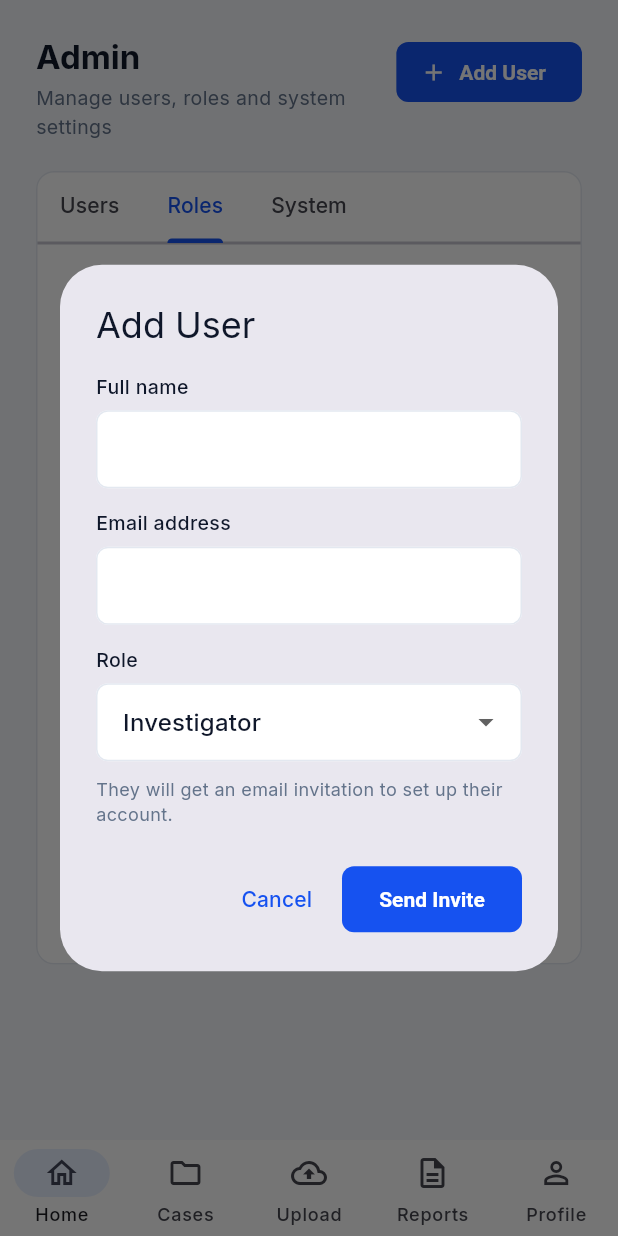
After one commit to Veranzi/proofloop, a Flutter app: the AdminScreen screen opened by its route, tab 2 chosen, after a tap on "Add User", on a phone screen of 412 x 824 dp. The commit adds this screen. Run offline on Flutter 3.47's test engine with Material 3 defaults, Android fonts, the phone set to English and light mode, and no system bars; our stand-ins replace file_picker, go_router, google_fonts; accounts and stored records are empty.

Commit message:
Add admin panel
Users table with role and active/inactive status, per-user actions to change role or deactivate, and an Add User dialog that sends an invite. Roles and System tabs describe permissions and platform settings. The route is admin-only, and the last active admin cannot be demoted or deactivated.

```diff
--- a/frontend/lib/app/router.dart
+++ b/frontend/lib/app/router.dart
@@ -1,6 +1,7 @@
 import 'package:go_router/go_router.dart';
 
 import '../core/auth_service.dart';
+import '../features/admin/admin_screen.dart';
 import '../features/auth/forgot_password_screen.dart';
 import '../features/auth/login_screen.dart';
 import '../features/auth/signup_screen.dart';
@@ -94,6 +95,13 @@ final appRouter = GoRouter(
           path: '/profile',
           builder: (context, state) => const ProfileScreen(),
         ),
+        GoRoute(
+          path: '/admin',
+          // Hidden from the menu for non-admins; the API enforces it too.
+          redirect: (context, state) =>
+              AuthService.instance.isAdmin ? null : '/dashboard',
+          builder: (context, state) => const AdminScreen(),
+        ),
       ],
     ),
   ],
--- /dev/null
+++ b/frontend/lib/features/admin/admin_screen.dart
@@ -0,0 +1,401 @@
+import 'package:flutter/material.dart';
+
+import '../../app/theme.dart';
+import '../../core/mock_repository.dart';
+import '../../core/models.dart';
+import '../../widgets/form_fields.dart';
+import '../../widgets/page_header.dart';
+import '../../widgets/status_chip.dart';
+
+/// Admin console: users, roles and system settings.
+///
+/// API (all under /v1/admin, admin role required): list users (24),
+/// invite (25), change role or disable (27). Admins manage access but do
+/// not see case evidence unless they are a member of that case.
+class AdminScreen extends StatefulWidget {
+  const AdminScreen({super.key});
+
+  @override
+  State<AdminScreen> createState() => _AdminScreenState();
+}
+
+class _AdminScreenState extends State<AdminScreen> {
+  late final List<AppUser> _users =
+      List.of(MockRepository.instance.users());
+
+  Future<void> _addUser() async {
+    final user = await showDialog<AppUser>(
+      context: context,
+      builder: (_) => const _AddUserDialog(),
+    );
+    if (user == null || !mounted) return;
+    setState(() => _users.insert(0, user));
+    ScaffoldMessenger.of(context).showSnackBar(
+      SnackBar(content: Text('Invitation sent to ${user.email}')),
+    );
+  }
+
+  void _replace(AppUser old, AppUser updated) {
+    final i = _users.indexOf(old);
+    if (i >= 0) setState(() => _users[i] = updated);
+  }
+
+  int get _activeAdmins =>
+      _users.where((u) => u.role == UserRole.admin && u.active).length;
+
+  void _setRole(AppUser u, UserRole role) {
+    if (u.role == UserRole.admin && role != UserRole.admin && _activeAdmins == 1) {
+      _lastAdminWarning();
+      return;
+    }
+    _replace(u, _copy(u, role: role));
+  }
+
+  void _toggleActive(AppUser u) {
+    if (u.active && u.role == UserRole.admin && _activeAdmins == 1) {
+      _lastAdminWarning();
+      return;
+    }
+    _replace(u, _copy(u, active: !u.active));
+  }
+
+  void _lastAdminWarning() {
+    ScaffoldMessenger.of(context).showSnackBar(const SnackBar(
+      content: Text('There must always be at least one active admin.'),
+    ));
+  }
+
+  AppUser _copy(AppUser u, {UserRole? role, bool? active}) => AppUser(
+        name: u.name,
+        email: u.email,
+        role: role ?? u.role,
+        active: active ?? u.active,
+        phone: u.phone,
+        jobTitle: u.jobTitle,
+      );
+
+  @override
+  Widget build(BuildContext context) {
+    return SingleChildScrollView(
+      padding: const EdgeInsets.all(24),
+      child: Column(
+        crossAxisAlignment: CrossAxisAlignment.stretch,
+        children: [
+          PageHeader(
+            title: 'Admin',
+            subtitle: 'Manage users, roles and system settings',
+            action: FilledButton.icon(
+              style: FilledButton.styleFrom(minimumSize: const Size(0, 40)),
+              onPressed: _addUser,
+              icon: const Icon(Icons.add, size: 18),
+              label: const Text('Add User'),
+            ),
+          ),
+          SectionCard(
+            padding: EdgeInsets.zero,
+            child: DefaultTabController(
+              length: 3,
+              child: Column(
+                crossAxisAlignment: CrossAxisAlignment.stretch,
+                children: [
+                  const TabBar(
+                    isScrollable: true,
+                    tabAlignment: TabAlignment.start,
+                    tabs: [
+                      Tab(text: 'Users'),
+                      Tab(text: 'Roles'),
+                      Tab(text: 'System'),
+                    ],
+                  ),
+                  const Divider(height: 1),
+                  SizedBox(
+                    height: 480,
+                    child: TabBarView(
+                      children: [
+                        _UsersTab(
+                          users: _users,
+                          onRole: _setRole,
+                          onToggleActive: _toggleActive,
+                        ),
+                        const _RolesTab(),
+                        const _SystemTab(),
+                      ],
+                    ),
+                  ),
+                ],
+              ),
+            ),
+          ),
+        ],
+      ),
+    );
+  }
+}
+
+class _UsersTab extends StatelessWidget {
+  const _UsersTab({
+    required this.users,
+    required this.onRole,
+    required this.onToggleActive,
+  });
+
+  final List<AppUser> users;
+  final void Function(AppUser, UserRole) onRole;
+  final void Function(AppUser) onToggleActive;
+
+  @override
+  Widget build(BuildContext context) {
+    final wide = MediaQuery.sizeOf(context).width >= 900;
+    const header = TextStyle(
+        fontSize: 12,
+        fontWeight: FontWeight.w600,
+        color: AppColors.textSecondary);
+
+    return ListView(
+      padding: const EdgeInsets.all(16),
+      children: [
+        if (wide)
+          Container(
+            color: AppColors.background,
+            padding: const EdgeInsets.symmetric(horizontal: 12, vertical: 10),
+            child: const Row(
+              children: [
+                Expanded(flex: 4, child: Text('Name', style: header)),
+                Expanded(flex: 4, child: Text('Email', style: header)),
+                Expanded(flex: 2, child: Text('Role', style: header)),
+                Expanded(flex: 2, child: Text('Status', style: header)),
+                SizedBox(width: 48, child: Text('Actions', style: header)),
+              ],
+            ),
+          ),
+        for (final u in users)
+          Container(
+            padding: const EdgeInsets.symmetric(horizontal: 12, vertical: 10),
+            decoration: const BoxDecoration(
+              border: Border(bottom: BorderSide(color: AppColors.border)),
+            ),
+            child: Row(
+              children: [
+                Expanded(
+                  flex: 4,
+                  child: Row(
+                    children: [
+                      CircleAvatar(
+                        radius: 16,
+                        backgroundColor: AppColors.primarySoft,
+                        child: Text(u.initials,
+                            style: const TextStyle(
+                                fontSize: 11,
+                                fontWeight: FontWeight.w600,
+                                color: AppColors.primary)),
+                      ),
+                      const SizedBox(width: 10),
+                      Expanded(
+                        child: Column(
+                          crossAxisAlignment: CrossAxisAlignment.start,
+                          children: [
+                            Text(u.name,
+                                overflow: TextOverflow.ellipsis,
+                                style: const TextStyle(
+                                    fontSize: 13,
+                                    fontWeight: FontWeight.w500)),
+                            if (!wide)
+                              Text(u.email,
+                                  overflow: TextOverflow.ellipsis,
+                                  style: const TextStyle(
+                                      fontSize: 12,
+                                      color: AppColors.textSecondary)),
+                          ],
+                        ),
+                      ),
+                    ],
+                  ),
+                ),
+                if (wide)
+                  Expanded(
+                    flex: 4,
+                    child: Text(u.email,
+                        overflow: TextOverflow.ellipsis,
+                        style: const TextStyle(fontSize: 13)),
+                  ),
+                if (wide)
+                  Expanded(
+                    flex: 2,
+                    child: Text(roleLabel(u.role),
+                        style: const TextStyle(fontSize: 13)),
+                  ),
+                Expanded(
+                  flex: 2,
+                  child: Align(
+                    alignment: Alignment.centerLeft,
+                    child: u.active
+                        ? const Pill('Active',
+                            foreground: AppColors.success,
+                            background: AppColors.successSoft)
+                        : const Pill('Inactive',
+                            foreground: AppColors.danger,
+                            background: AppColors.dangerSoft),
+                  ),
+                ),
+                SizedBox(
+                  width: 48,
+                  child: PopupMenuButton<Object>(
+                    tooltip: 'User actions',
+                    icon: const Icon(Icons.more_vert, size: 18),
+                    onSelected: (v) => v is UserRole
+                        ? onRole(u, v)
+                        : onToggleActive(u),
+                    itemBuilder: (_) => [
+                      for (final r in UserRole.values)
+                        CheckedPopupMenuItem<Object>(
+                          value: r,
+                          checked: u.role == r,
+                          child: Text('Role: ${roleLabel(r)}'),
+                        ),
+                      const PopupMenuDivider(),
+                      PopupMenuItem<Object>(
+                        value: 'toggle',
+                        child: Text(u.active ? 'Deactivate' : 'Activate'),
+                      ),
+                    ],
+                  ),
+                ),
+              ],
+            ),
+          ),
+      ],
+    );
+  }
+}
+
+class _RolesTab extends StatelessWidget {
+  const _RolesTab();
+
+  @override
+  Widget build(BuildContext context) {
+    const roles = [
+      ('Investigator', 'Creates cases and uploads evidence.'),
+      ('Reviewer', 'Reviews findings and records the decision.'),
+      ('Admin', 'Manages users, roles and case access. No case content by default.'),
+      ('Viewer', 'Read-only access to assigned cases and reports.'),
+    ];
+    return ListView(
+      padding: const EdgeInsets.all(16),
+      children: [
+        for (final (name, description) in roles)
+          ListTile(
+            leading: const Icon(Icons.shield_outlined, color: AppColors.primary),
+            title: Text(name),
+            subtitle: Text(description),
+          ),
+      ],
+    );
+  }
+}
+
+class _SystemTab extends StatelessWidget {
+  const _SystemTab();
+
+  @override
+  Widget build(BuildContext context) {
+    const settings = [
+      ('Region', 'Singapore (asia-southeast1)'),
+      ('Evidence retention', 'Set by the retention policy'),
+      ('Audit log', 'All admin and review actions are recorded'),
+    ];
+    return ListView(
+      padding: const EdgeInsets.all(16),
+      children: [
+        for (final (label, value) in settings)
+          ListTile(title: Text(label), subtitle: Text(value)),
+      ],
+    );
+  }
+}
+
+class _AddUserDialog extends StatefulWidget {
+  const _AddUserDialog();
+
+  @override
+  State<_AddUserDialog> createState() => _AddUserDialogState();
+}
+
+class _AddUserDialogState extends State<_AddUserDialog> {
+  final _formKey = GlobalKey<FormState>();
+  final _name = TextEditingController();
+  final _email = TextEditingController();
+  UserRole _role = UserRole.investigator;
+
+  @override
+  void dispose() {
+    _name.dispose();
+    _email.dispose();
+    super.dispose();
+  }
+
+  @override
+  Widget build(BuildContext context) {
+    return AlertDialog(
+      title: const Text('Add User'),
+      content: SizedBox(
+        width: 420,
+        child: Form(
+          key: _formKey,
+          child: Column(
+            mainAxisSize: MainAxisSize.min,
+            crossAxisAlignment: CrossAxisAlignment.stretch,
+            children: [
+              LabeledField(
+                label: 'Full name',
+                controller: _name,
+                validator: (v) => Validators.required(v, 'Full name'),
+              ),
+              const SizedBox(height: 14),
+              LabeledField(
+                label: 'Email address',
+                controller: _email,
+                keyboardType: TextInputType.emailAddress,
+                validator: Validators.email,
+              ),
+              const SizedBox(height: 14),
+              const Text('Role',
+                  style: TextStyle(fontSize: 13, fontWeight: FontWeight.w500)),
+              const SizedBox(height: 6),
+              DropdownButtonFormField<UserRole>(
+                initialValue: _role,
+                items: [
+                  for (final r in UserRole.values)
+                    DropdownMenuItem(value: r, child: Text(roleLabel(r))),
+                ],
+                onChanged: (v) => setState(() => _role = v!),
+              ),
+              const SizedBox(height: 10),
+              const Text(
+                'They will get an email invitation to set up their account.',
+                style: TextStyle(fontSize: 12, color: AppColors.textSecondary),
+              ),
+            ],
+          ),
+        ),
+      ),
+      actions: [
+        TextButton(
+          onPressed: () => Navigator.of(context).pop(),
+          child: const Text('Cancel'),
+        ),
+        FilledButton(
+          style: FilledButton.styleFrom(minimumSize: const Size(120, 44)),
+          onPressed: () {
+            if (!_formKey.currentState!.validate()) return;
+            Navigator.of(context).pop(AppUser(
+              name: _name.text.trim(),
+              email: _email.text.trim(),
+              role: _role,
+            ));
+          },
+          child: const Text('Send Invite'),
+        ),
+      ],
+    );
+  }
+}
```
